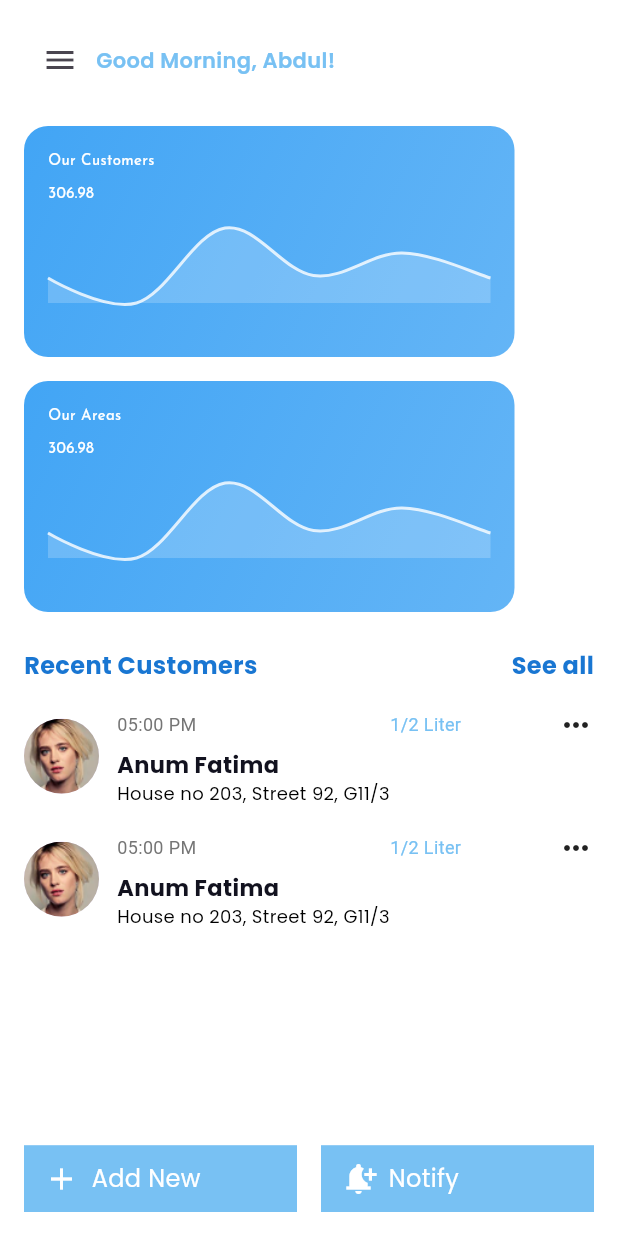
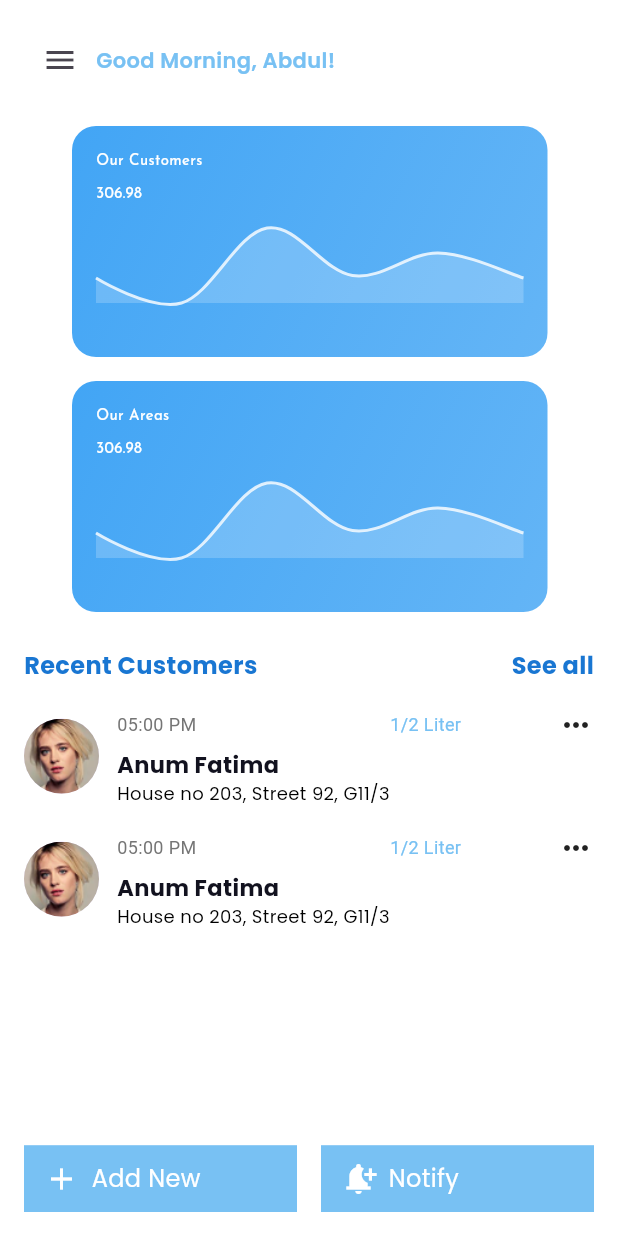
Before and after one commit to yasirzain15/kashmir_milk, a Flutter app: the DashboardScreen screen opened directly, on a phone screen of 412 x 824 dp. Run offline on Flutter 3.47's test engine with Material 3 defaults, Android fonts, the phone set to English and light mode, and no system bars; drawn by our look-alikes of fl_chart; our stand-ins replace cloud_firestore, csv, file_picker, firebase_auth, firebase_core, google_fonts and 1 more; accounts and stored records are empty.

Commit message:
changes done

```diff
--- a/lib/dashboard.dart
+++ b/lib/dashboard.dart
@@ -241,7 +241,9 @@ class DashboardScreen extends StatelessWidget {
   }
 
   Widget _buildStatsCard(String title, String value) {
-    return Container(
+    return Padding(
+      padding: const EdgeInsets.only(left: 32, right: 31),
+      child: Container(
         height: 154,
         width: 327,
         padding: const EdgeInsets.all(16),
@@ -309,6 +311,7 @@ class DashboardScreen extends StatelessWidget {
               ),
             ),
           ],
+        ),
       ),
     );
   }
--- a/lib/multiple_entries.dart
+++ b/lib/multiple_entries.dart
@@ -212,7 +212,7 @@ class _CsvExcelUploaderState extends State<CsvExcelUploader> {
                     onPressed: () => exportToFirebase(),
                     icon: const Icon(Icons.cloud_upload),
                     label: Text(
-                      isUploading ? "Exporting..." : "Export to Firebase 🚀",
+                      isUploading ? "Exporting..." : "Export 🚀",
                       overflow: TextOverflow.ellipsis,
                     ),
                     style: ElevatedButton.styleFrom(
```
Lines whose indentation alone changed are shown as unchanged.
